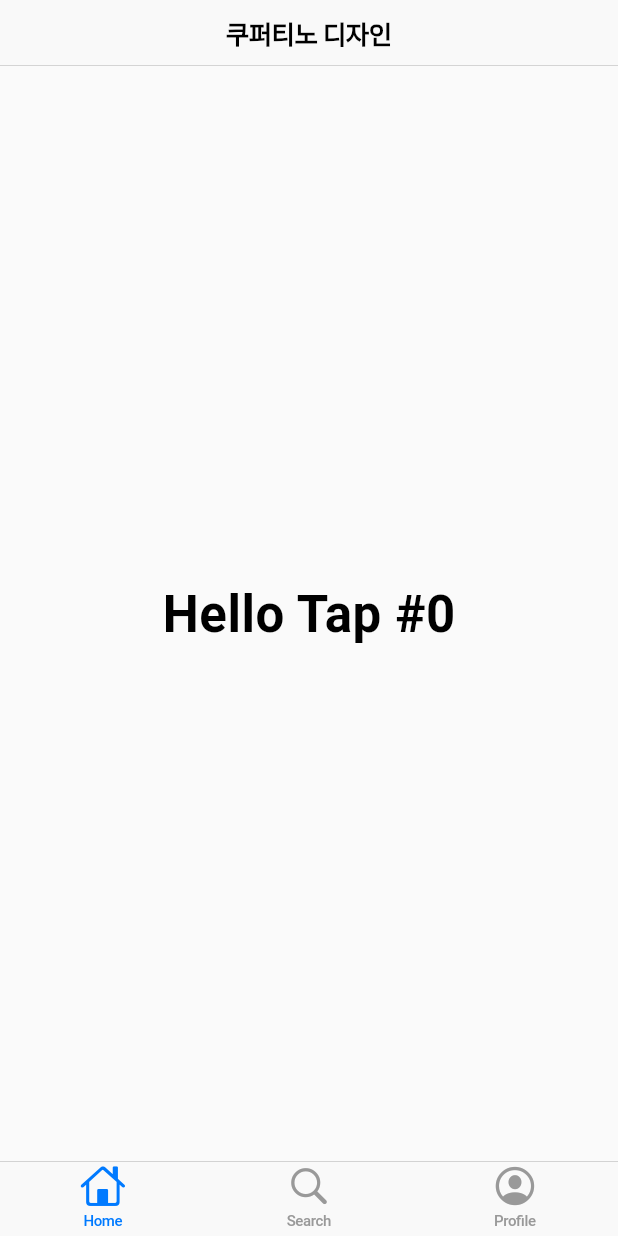
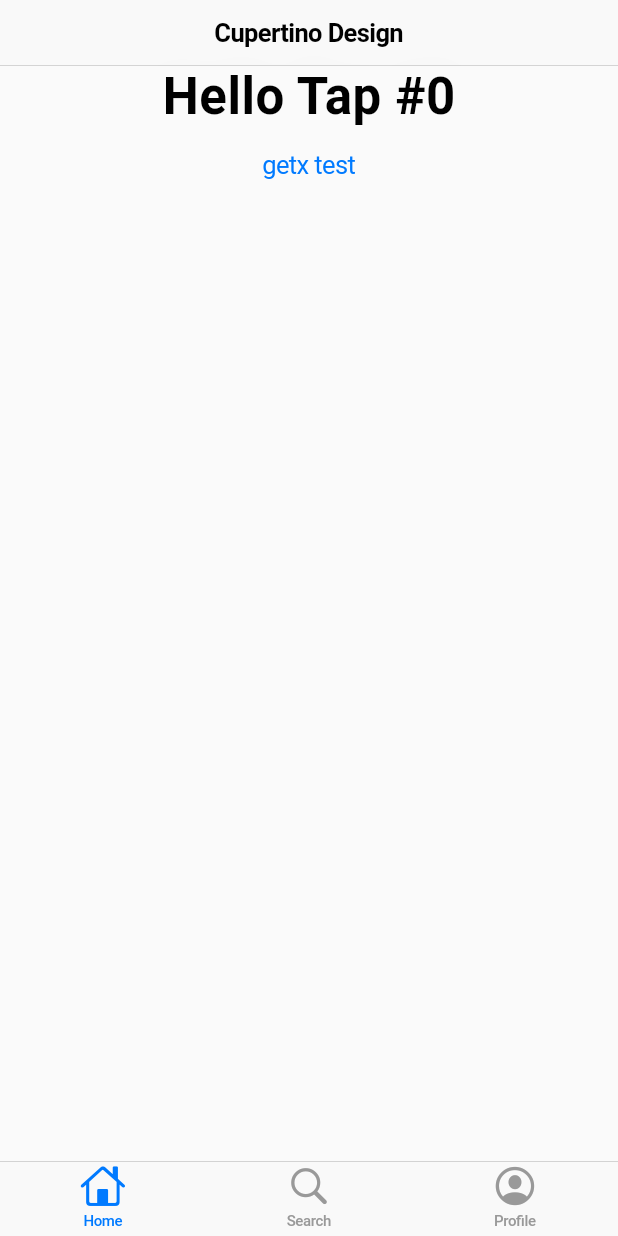
Before and after one commit to omh02033/flutterStudy, a Flutter app: the screen it shows after launch, on a phone screen of 412 x 824 dp. Run offline on Flutter 3.47's test engine with Material 2 defaults, Android fonts, the light colour scheme and no system bars; our stand-ins replace get.

Commit message:
feat: getx router

```diff
--- a/lib/main.dart
+++ b/lib/main.dart
@@ -1,5 +1,6 @@
 import 'package:flutter/cupertino.dart';
 import 'package:flutter/material.dart';
+import 'package:get/get.dart';
 
 void main() => runApp(const MyApp());
 
@@ -10,7 +11,7 @@ class MyApp extends StatelessWidget {
 
   @override
   Widget build(BuildContext context) {
-    return const CupertinoApp(
+    return const GetCupertinoApp(
       theme: CupertinoThemeData(brightness: Brightness.light),
       title: _title,
       home: MyStatefulWidget(),
@@ -32,13 +33,18 @@ class _MyStatefulWidgetState extends State<MyStatefulWidget> {
   Widget build(BuildContext context) {
     return Scaffold(
       appBar: CupertinoNavigationBar(
-        middle: Text('쿠퍼티노 디자인'),
+        middle: Text('Cupertino Design'),
       ),
-      body: Center(
-        child: Text(
-          'Hello Tap #$idx',
-          style: CupertinoTheme.of(context).textTheme.navLargeTitleTextStyle,
-        ),
+      body: Column(
+        children: [
+          Center(
+            child: Text(
+              'Hello Tap #$idx',
+              style: CupertinoTheme.of(context).textTheme.navLargeTitleTextStyle,
+            ),
+          ),
+          CupertinoButton(onPressed: () {Get.to(ABC());}, child: Text('getx test'))
+        ]
       ),
       bottomNavigationBar: CupertinoTabBar(
         currentIndex: idx,
@@ -65,3 +71,16 @@ class _MyStatefulWidgetState extends State<MyStatefulWidget> {
     );
   }
 }
+
+class ABC extends StatelessWidget {
+  const ABC({Key? key}) : super(key: key);
+
+  @override
+  Widget build(BuildContext context) {
+    return Scaffold(
+      appBar: CupertinoNavigationBar(
+        middle: Text('Getx App Bar'),
+      ),
+    );
+  }
+}
--- a/pubspec.yaml
+++ b/pubspec.yaml
@@ -34,6 +34,7 @@ dependencies:
   # The following adds the Cupertino Icons font to your application.
   # Use with the CupertinoIcons class for iOS style icons.
   cupertino_icons: ^1.0.2
+  get: ^4.6.5
 
 dev_dependencies:
   flutter_test:
```
